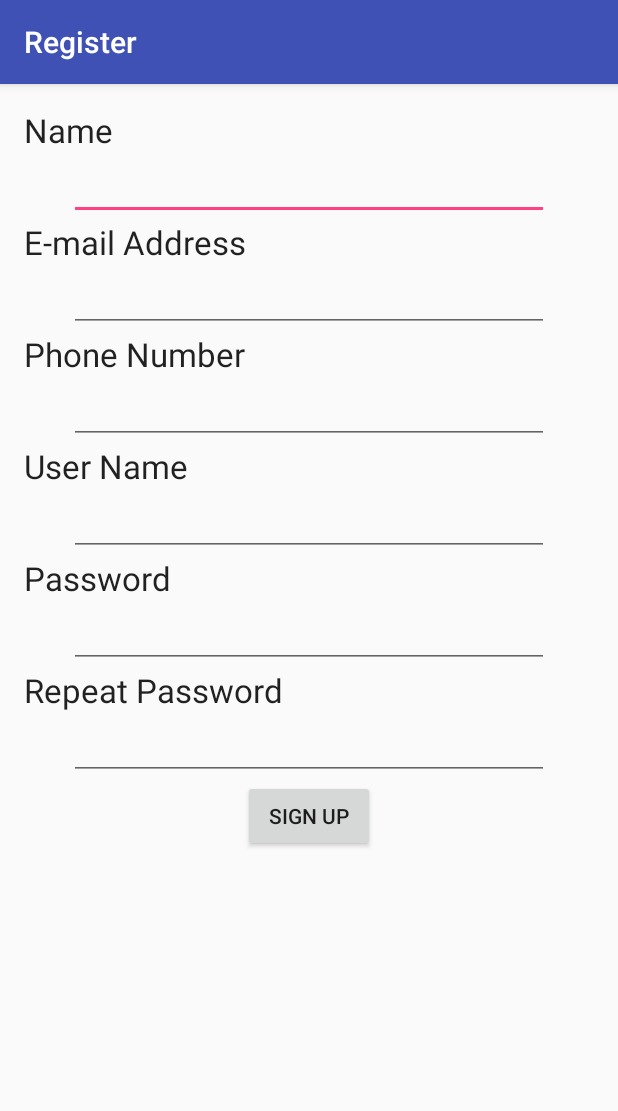
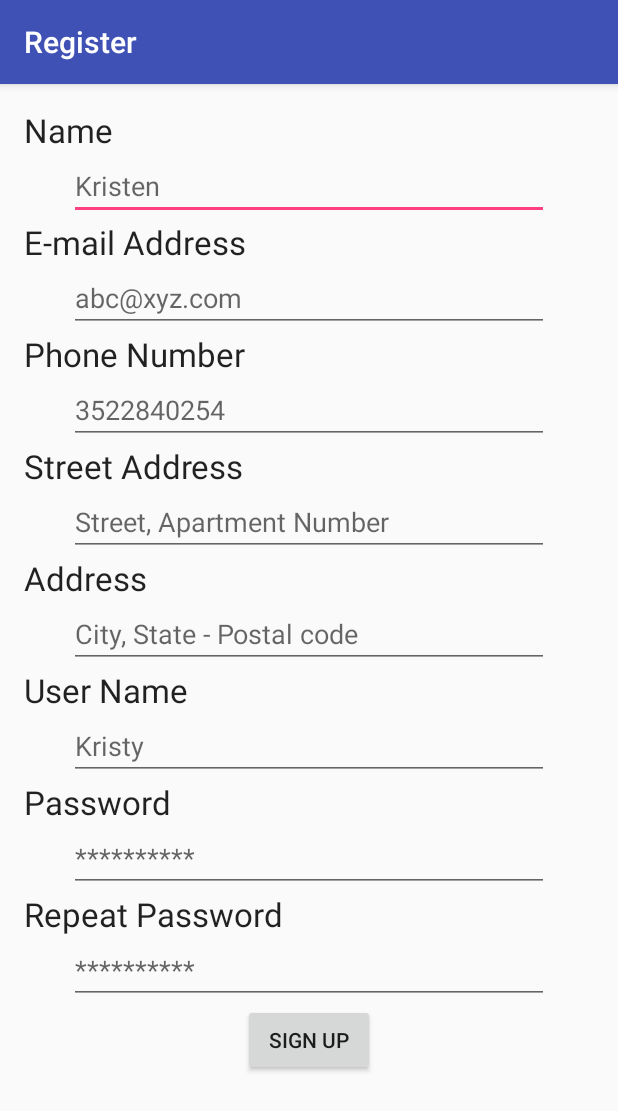
Before and after one commit to Deep-Sek/Sanguine-Android, an Android app: the Register screen opened directly, with no data from a screen before it, on a phone screen of 412 x 824 dp. Shown: the top 1111 px of the screen. Run offline under Robolectric (Android 15) with nearby library versions, the phone set to English and light mode, and no system bars.

Commit message:
changed the code to match the postdetails.php added additional required fields like address

```diff
--- a/app/src/main/java/teamsanguine/sanguine/Register.java
+++ b/app/src/main/java/teamsanguine/sanguine/Register.java
@@ -12,7 +12,7 @@ import android.widget.EditText;
 public class Register extends AppCompatActivity implements View.OnClickListener {
 
     Button signup;
-    EditText etrepeatpass, etpassword, etusername, etphone, etemail, etname;
+    EditText etrepeatpass, etpassword, etusername, etphone, etemail, etname, etaddress1, etaddress2;
 
     @Override
     protected void onCreate(Bundle savedInstanceState) {
@@ -26,6 +26,8 @@ public class Register extends AppCompatActivity implements View.OnClickListener
         etname = (EditText) findViewById(R.id.etname);
         etpassword = (EditText) findViewById(R.id.etpassword);
         etrepeatpass = (EditText) findViewById(R.id.etrepeatpass);
+        etaddress1 = (EditText) findViewById(R.id.etaddress1);
+        etaddress2 = (EditText) findViewById(R.id.etaddress2);
         signup = (Button) findViewById(R.id.signup);
 
         signup.setOnClickListener(this);
@@ -40,14 +42,17 @@ public class Register extends AppCompatActivity implements View.OnClickListener
                 String username = etusername.getText().toString();
                 String email = etemail.getText().toString();
                 String password = etpassword.getText().toString();
+                String address1 = etaddress1.getText().toString();
+                String address2 = etaddress2.getText().toString();
                 int phone = Integer.parseInt(etphone.getText().toString());
 
-                User user = new User(name, username, password, email, phone);
+                User user = new User(name, username, password, email, phone, address1, address2);
 
                 //Validation validation = new Validation();
 
                 String repeatpassword = etrepeatpass.getText().toString();
-                //validation.passwordMatch(user, repeatpassword);
+                //boolean passcheck = validation.passwordMatch(user, repeatpassword);
+
 
                 registerUser(user);
                 break;
--- a/app/src/main/java/teamsanguine/sanguine/User.java
+++ b/app/src/main/java/teamsanguine/sanguine/User.java
@@ -4,15 +4,17 @@ package teamsanguine.sanguine;
  * Created by Deepan on 10/15/2015.
  */
 public class User {
-    String name, username, password, email;
+    String name, username, password, email, address1, address2;
     int phone, type;
 
-    public User(String name, String username, String password, String email, int phone){
+    public User(String name, String username, String password, String email, int phone, String address1, String address2){
         this.name = name;
         this.username = username;
         this.password = password;
         this.email = email;
         this. phone = phone;
         this.type = 1;
+        this.address1 = address1;
+        this.address2 = address2;
     }
 }
--- a/app/src/main/res/layout/activity_register.xml
+++ b/app/src/main/res/layout/activity_register.xml
@@ -26,7 +26,8 @@
         android:id="@+id/etname"
         android:layout_below="@+id/name"
         android:layout_centerHorizontal="true"
-        android:width="320dp"/>
+        android:width="320dp"
+        android:hint="Kristen " />
 
     <TextView
         android:layout_width="wrap_content"
@@ -46,7 +47,8 @@
         android:layout_below="@+id/email"
         android:layout_alignLeft="@+id/etname"
         android:layout_alignStart="@+id/etname"
-        android:width="320dp"/>
+        android:width="320dp"
+        android:hint="abc@xyz.com" />
 
     <TextView
         android:layout_width="wrap_content"
@@ -66,7 +68,48 @@
         android:layout_below="@+id/phone"
         android:layout_alignLeft="@+id/etemail"
         android:layout_alignStart="@+id/etemail"
-        android:width="320dp"/>
+        android:width="320dp"
+        android:hint="3522840254" />
+
+    <TextView
+        android:layout_width="wrap_content"
+        android:layout_height="wrap_content"
+        android:textAppearance="?android:attr/textAppearanceLarge"
+        android:text="Street Address"
+        android:id="@+id/Address1"
+        android:layout_below="@+id/etphone"
+        android:layout_alignParentLeft="true"
+        android:layout_alignParentStart="true" />
+
+    <EditText
+        android:layout_width="wrap_content"
+        android:layout_height="wrap_content"
+        android:id="@+id/etaddress1"
+        android:layout_below="@+id/Address1"
+        android:layout_alignLeft="@+id/etphone"
+        android:layout_alignStart="@+id/etphone"
+        android:width="320dp"
+        android:hint="Street, Apartment Number" />
+
+    <TextView
+        android:layout_width="wrap_content"
+        android:layout_height="wrap_content"
+        android:textAppearance="?android:attr/textAppearanceLarge"
+        android:text="Address"
+        android:id="@+id/Address2"
+        android:layout_below="@+id/etaddress1"
+        android:layout_alignParentLeft="true"
+        android:layout_alignParentStart="true" />
+
+    <EditText
+        android:layout_width="wrap_content"
+        android:layout_height="wrap_content"
+        android:id="@+id/etaddress2"
+        android:layout_below="@+id/Address2"
+        android:layout_alignLeft="@+id/etphone"
+        android:layout_alignStart="@+id/etphone"
+        android:width="320dp"
+        android:hint="City, State - Postal code" />
 
     <TextView
         android:layout_width="wrap_content"
@@ -74,7 +117,7 @@
         android:textAppearance="?android:attr/textAppearanceLarge"
         android:text="@string/usernamedetail"
         android:id="@+id/username"
-        android:layout_below="@+id/etphone"
+        android:layout_below="@+id/etaddress2"
         android:layout_alignParentLeft="true"
         android:layout_alignParentStart="true" />
 
@@ -85,7 +128,8 @@
         android:layout_below="@+id/username"
         android:layout_alignLeft="@+id/etphone"
         android:layout_alignStart="@+id/etphone"
-        android:width="320dp"/>
+        android:width="320dp"
+        android:hint="Kristy" />
 
     <TextView
         android:layout_width="wrap_content"
@@ -105,7 +149,8 @@
         android:id="@+id/etpassword"
         android:layout_below="@+id/password"
         android:layout_centerHorizontal="true"
-        android:width="320dp"/>
+        android:width="320dp"
+        android:hint="**********" />
 
     <TextView
         android:layout_width="wrap_content"
@@ -126,7 +171,8 @@
         android:layout_below="@+id/repeatpassword"
         android:layout_alignLeft="@+id/etpassword"
         android:layout_alignStart="@+id/etpassword"
-        android:width="320dp"/>
+        android:width="320dp"
+        android:hint="**********" />
 
     <Button
         android:layout_width="wrap_content"
```
Also changed, not shown: app/src/main/java/teamsanguine/sanguine/ServerRequests.java (+14 -6 lines).
